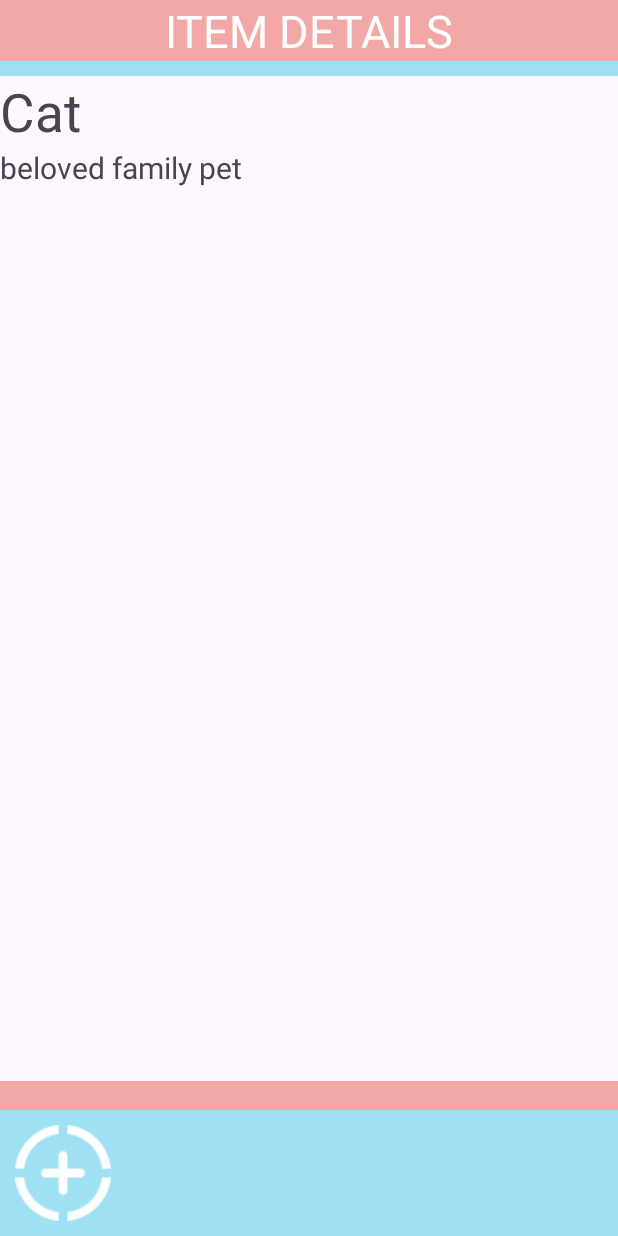
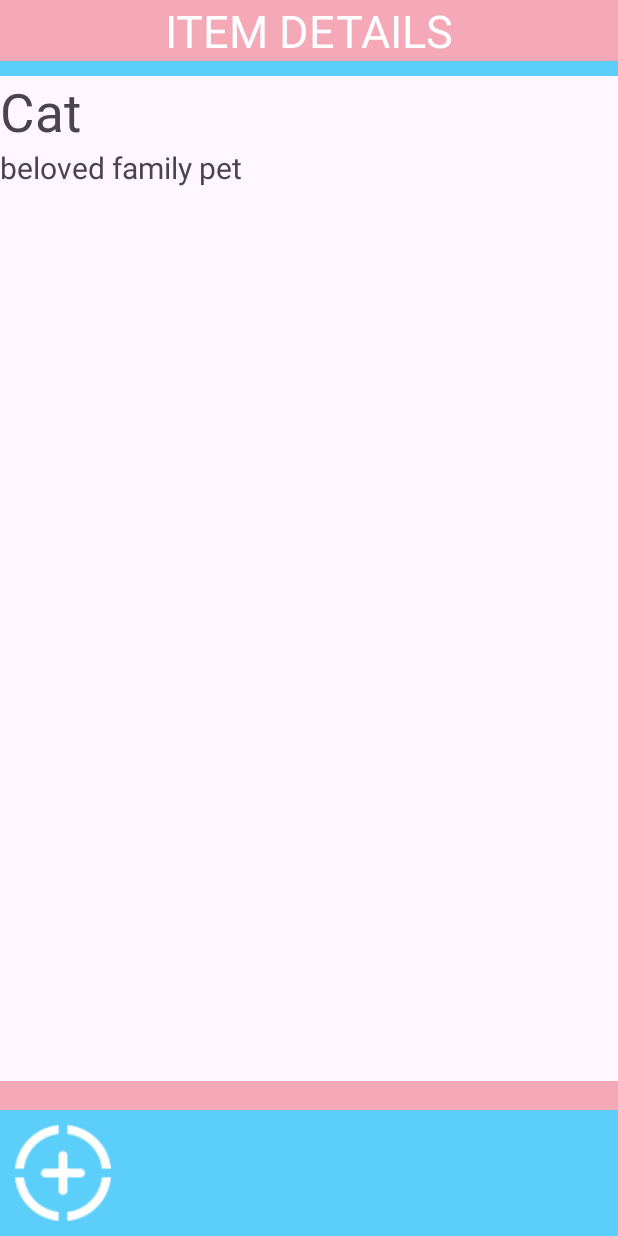
Before and after one commit to CMPUT301F23T05/Omninventory, an Android app: the screen it shows after launch (DetailsActivity), after a tap on "Cat", on a phone screen of 412 x 824 dp. Run offline under Robolectric (Android 15) with nearby library versions, the phone set to English and light mode, and no system bars.

Commit message:
Revert "tweaked colours back"
This reverts commit c598d5a771f88f2f1b7eb270ae28adc201161bbd.

```diff
--- a/Project/app/src/main/res/values/colors.xml
+++ b/Project/app/src/main/res/values/colors.xml
@@ -2,7 +2,7 @@
 <resources>
     <color name="black">#FF000000</color>
     <color name="white">#FFFFFFFF</color>
-    <color name="salmon_banner">#F3A8A8</color>
-    <color name="blue_banner">#9FE0F3</color>
+    <color name="salmon_banner">#F5A9B8</color>
+    <color name="blue_banner">#5BCEFA</color>
     <color name="gray_banner">#B6B6B6</color>
 </resources>
```
